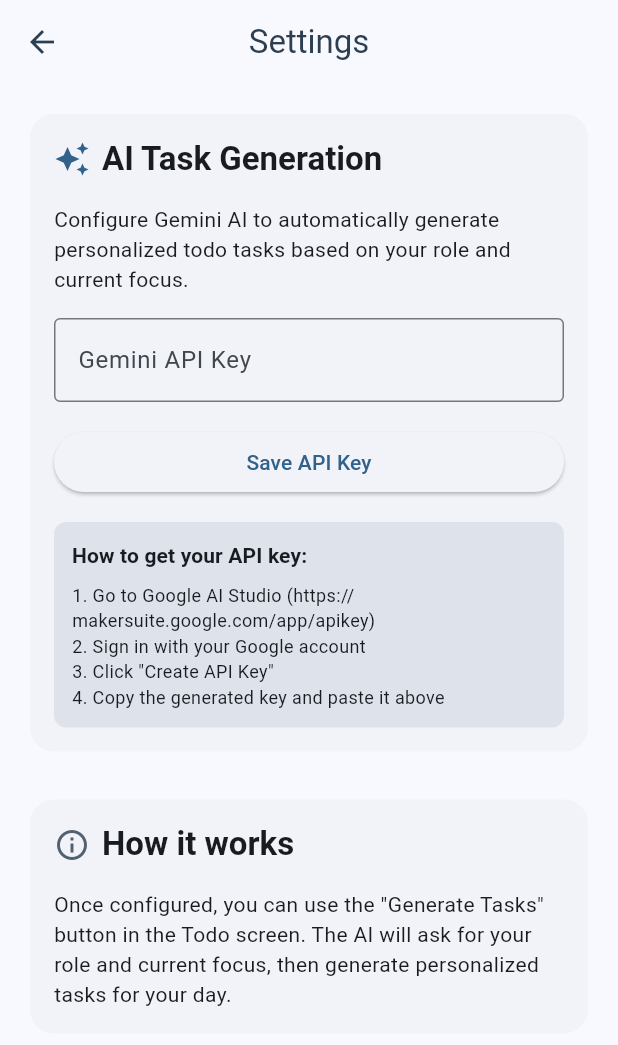
After one commit to EgecanOzcakar/gaman, a Flutter app: the SettingsScreen screen opened directly, on a phone screen of 412 x 824 dp. The commit adds this screen. Shown: the top 1045 px of the screen. Run offline on Flutter 3.47's test engine with Material 3 defaults, Android fonts, the phone set to English and light mode, and no system bars; our stand-ins replace cached_network_image, flutter_local_notifications, google_generative_ai, just_audio, permission_handler, share_plus and 2 more; missing offline and left inert: workmanager; accounts and stored records are empty; network calls fail.

Commit message:
add gemini assisted todo list generation

```diff
--- /dev/null
+++ b/gaman/lib/screens/settings_screen.dart
@@ -0,0 +1,211 @@
+import 'package:flutter/material.dart';
+import '../services/gemini_service.dart';
+
+class SettingsScreen extends StatefulWidget {
+  const SettingsScreen({super.key});
+
+  @override
+  State<SettingsScreen> createState() => _SettingsScreenState();
+}
+
+class _SettingsScreenState extends State<SettingsScreen> {
+  final _apiKeyController = TextEditingController();
+  final _geminiService = GeminiService();
+  bool _isLoading = false;
+  bool _isConfigured = false;
+
+  @override
+  void initState() {
+    super.initState();
+    _loadApiKey();
+  }
+
+  @override
+  void dispose() {
+    _apiKeyController.dispose();
+    super.dispose();
+  }
+
+  Future<void> _loadApiKey() async {
+    final apiKey = await _geminiService.getApiKey();
+    final isConfigured = await _geminiService.isConfigured();
+
+    setState(() {
+      _apiKeyController.text = apiKey ?? '';
+      _isConfigured = isConfigured;
+    });
+  }
+
+  Future<void> _saveApiKey() async {
+    if (_apiKeyController.text.trim().isEmpty) {
+      _showSnackBar('Please enter your Gemini API key');
+      return;
+    }
+
+    setState(() {
+      _isLoading = true;
+    });
+
+    try {
+      await _geminiService.setApiKey(_apiKeyController.text.trim());
+      setState(() {
+        _isConfigured = true;
+      });
+      _showSnackBar('API key saved successfully!');
+
+      // Return to previous screen after a short delay
+      Future.delayed(const Duration(seconds: 1), () {
+        if (mounted) {
+          Navigator.of(context).pop();
+        }
+      });
+    } catch (e) {
+      _showSnackBar('Failed to save API key: $e');
+    } finally {
+      setState(() {
+        _isLoading = false;
+      });
+    }
+  }
+
+  void _showSnackBar(String message) {
+    ScaffoldMessenger.of(context).showSnackBar(
+      SnackBar(content: Text(message)),
+    );
+  }
+
+  @override
+  Widget build(BuildContext context) {
+    return Scaffold(
+      appBar: AppBar(
+        title: const Text('Settings'),
+      ),
+      body: Padding(
+        padding: const EdgeInsets.all(16.0),
+        child: Column(
+          crossAxisAlignment: CrossAxisAlignment.start,
+          children: [
+            Card(
+              child: Padding(
+                padding: const EdgeInsets.all(16.0),
+                child: Column(
+                  crossAxisAlignment: CrossAxisAlignment.start,
+                  children: [
+                    Row(
+                      children: [
+                        Icon(
+                          Icons.auto_awesome,
+                          color: Theme.of(context).colorScheme.primary,
+                        ),
+                        const SizedBox(width: 8),
+                        Text(
+                          'AI Task Generation',
+                          style: Theme.of(context).textTheme.titleLarge?.copyWith(
+                            fontWeight: FontWeight.bold,
+                          ),
+                        ),
+                      ],
+                    ),
+                    const SizedBox(height: 16),
+                    Text(
+                      'Configure Gemini AI to automatically generate personalized todo tasks based on your role and current focus.',
+                      style: Theme.of(context).textTheme.bodyMedium,
+                    ),
+                    const SizedBox(height: 16),
+                    TextField(
+                      controller: _apiKeyController,
+                      decoration: InputDecoration(
+                        labelText: 'Gemini API Key',
+                        hintText: 'Enter your Gemini API key',
+                        border: const OutlineInputBorder(),
+                        suffixIcon: _isConfigured
+                            ? Icon(
+                                Icons.check_circle,
+                                color: Colors.green,
+                              )
+                            : null,
+                      ),
+                      obscureText: true,
+                    ),
+                    const SizedBox(height: 16),
+                    SizedBox(
+                      width: double.infinity,
+                      child: ElevatedButton(
+                        onPressed: _isLoading ? null : _saveApiKey,
+                        child: _isLoading
+                            ? const SizedBox(
+                                height: 20,
+                                width: 20,
+                                child: CircularProgressIndicator(strokeWidth: 2),
+                              )
+                            : const Text('Save API Key'),
+                      ),
+                    ),
+                    const SizedBox(height: 16),
+                    Container(
+                      padding: const EdgeInsets.all(12),
+                      decoration: BoxDecoration(
+                        color: Theme.of(context).colorScheme.surfaceVariant,
+                        borderRadius: BorderRadius.circular(8),
+                      ),
+                      child: Column(
+                        crossAxisAlignment: CrossAxisAlignment.start,
+                        children: [
+                          Text(
+                            'How to get your API key:',
+                            style: Theme.of(context).textTheme.titleSmall?.copyWith(
+                              fontWeight: FontWeight.bold,
+                            ),
+                          ),
+                          const SizedBox(height: 8),
+                          const Text(
+                            '1. Go to Google AI Studio (https://makersuite.google.com/app/apikey)\n'
+                            '2. Sign in with your Google account\n'
+                            '3. Click "Create API Key"\n'
+                            '4. Copy the generated key and paste it above',
+                            style: TextStyle(fontSize: 12),
+                          ),
+                        ],
+                      ),
+                    ),
+                  ],
+                ),
+              ),
+            ),
+            const SizedBox(height: 24),
+            Card(
+              child: Padding(
+                padding: const EdgeInsets.all(16.0),
+                child: Column(
+                  crossAxisAlignment: CrossAxisAlignment.start,
+                  children: [
+                    Row(
+                      children: [
+                        Icon(
+                          Icons.info_outline,
+                          color: Theme.of(context).colorScheme.secondary,
+                        ),
+                        const SizedBox(width: 8),
+                        Text(
+                          'How it works',
+                          style: Theme.of(context).textTheme.titleLarge?.copyWith(
+                            fontWeight: FontWeight.bold,
+                          ),
+                        ),
+                      ],
+                    ),
+                    const SizedBox(height: 16),
+                    const Text(
+                      'Once configured, you can use the "Generate Tasks" button in the Todo screen. '
+                      'The AI will ask for your role and current focus, then generate personalized tasks for your day.',
+                    ),
+                  ],
+                ),
+              ),
+            ),
+          ],
+        ),
+      ),
+    );
+  }
+}
--- /dev/null
+++ b/gaman/lib/services/gemini_service.dart
@@ -0,0 +1,123 @@
+import 'package:google_generative_ai/google_generative_ai.dart';
+import 'package:shared_preferences/shared_preferences.dart';
+
+class GeminiService {
+  static const String _apiKeyKey = 'gemini_api_key';
+  late final GenerativeModel _model;
+  bool _isInitialized = false;
+
+  Future<void> initialize() async {
+    if (_isInitialized) return;
+
+    final prefs = await SharedPreferences.getInstance();
+    final apiKey = prefs.getString(_apiKeyKey);
+
+    if (apiKey != null && apiKey.isNotEmpty) {
+      _model = GenerativeModel(
+        model: 'gemini-1.5-flash',
+        apiKey: apiKey,
+      );
+      _isInitialized = true;
+    }
+  }
+
+  Future<void> setApiKey(String apiKey) async {
+    final prefs = await SharedPreferences.getInstance();
+    await prefs.setString(_apiKeyKey, apiKey);
+
+    _model = GenerativeModel(
+      model: 'gemini-1.5-flash',
+      apiKey: apiKey,
+    );
+    _isInitialized = true;
+  }
+
+  Future<String?> getApiKey() async {
+    final prefs = await SharedPreferences.getInstance();
+    return prefs.getString(_apiKeyKey);
+  }
+
+  Future<bool> isConfigured() async {
+    await initialize();
+    return _isInitialized;
+  }
+
+  Future<Map<String, List<String>>> generateTasks({
+    required String userRole,
+    required String currentFocus,
+    required String timeOfDay,
+  }) async {
+    if (!_isInitialized) {
+      throw Exception('Gemini service not initialized. Please set API key first.');
+    }
+
+    final prompt = '''
+You are a productivity coach helping someone plan their day. Based on the following information, suggest:
+
+1. ONE main "eat the frog" task (most important, challenging task that should be done first)
+2. 3-5 smaller "cruise" tasks (easier, less critical tasks that can be done throughout the day)
+
+User context:
+- Role: $userRole
+- Current focus/goal: $currentFocus
+- Time of day: $timeOfDay
+
+Guidelines:
+- Main task should be specific, actionable, and the most impactful
+- Cruise tasks should be smaller, easier wins that support the main goal
+- Keep tasks concise (max 50 characters each)
+- Make them realistic for the given time context
+- Focus on professional/work-related tasks
+
+Respond in this exact JSON format:
+{
+  "main_task": "Your main task here",
+  "cruise_tasks": ["task 1", "task 2", "task 3", "task 4"]
+}
+''';
+
+    try {
+      final content = [Content.text(prompt)];
+      final response = await _model.generateContent(content);
+      final responseText = response.text;
+
+      if (responseText == null) {
+        throw Exception('No response from Gemini');
+      }
+
+      // Extract JSON from response
+      final jsonStart = responseText.indexOf('{');
+      final jsonEnd = responseText.lastIndexOf('}') + 1;
+
+      if (jsonStart == -1 || jsonEnd == 0) {
+        throw Exception('Invalid response format from Gemini');
+      }
+
+      final jsonString = responseText.substring(jsonStart, jsonEnd);
+
+      // Simple JSON parsing (you might want to use dart:convert for production)
+      final mainTaskMatch = RegExp(r'"main_task":\s*"([^"]+)"').firstMatch(jsonString);
+      final cruiseTasksMatch = RegExp(r'"cruise_tasks":\s*\[(.*?)\]').firstMatch(jsonString);
+
+      String? mainTask;
+      List<String> cruiseTasks = [];
+
+      if (mainTaskMatch != null) {
+        mainTask = mainTaskMatch.group(1);
+      }
+
+      if (cruiseTasksMatch != null) {
+        final cruiseTasksString = cruiseTasksMatch.group(1)!;
+        final taskMatches = RegExp(r'"([^"]+)"').allMatches(cruiseTasksString);
+        cruiseTasks = taskMatches.map((match) => match.group(1)!).toList();
+      }
+
+      return {
+        'main_task': mainTask != null ? [mainTask] : [],
+        'cruise_tasks': cruiseTasks,
+      };
+    } catch (e) {
+      throw Exception('Failed to generate tasks: $e');
+    }
+  }
+}
--- a/gaman/pubspec.yaml
+++ b/gaman/pubspec.yaml
@@ -50,6 +50,7 @@
   shared_preferences: ^2.2.2
   share_plus: ^7.2.1
   cached_network_image: ^3.3.1
+  google_generative_ai: ^0.3.0
 
 dev_dependencies:
   flutter_test:
```
Also changed, not shown: gaman/lib/screens/home_screen.dart (+12 -0 lines), gaman/lib/screens/todo_screen.dart (+159 -0 lines), gaman/lib/widgets/generate_tasks_dialog.dart (added, +113 -0 lines), gaman/pubspec.lock.
